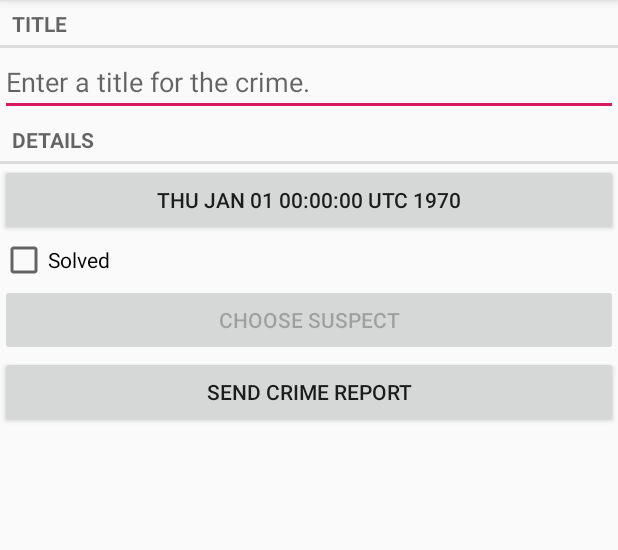
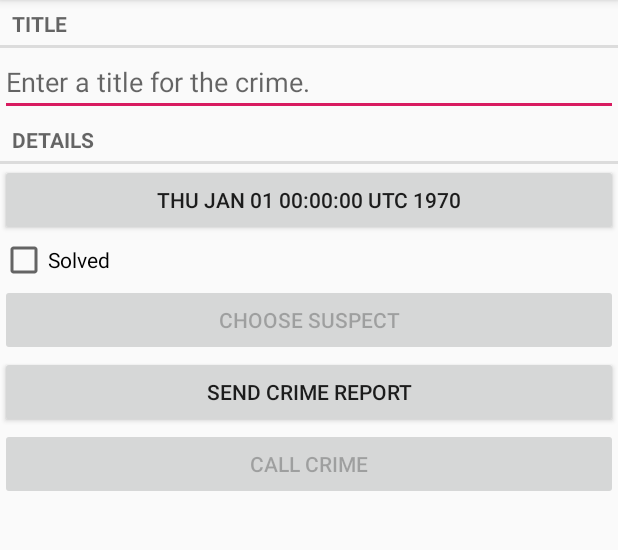
Before and after one commit to foreverxzhh/CriminalIntent, an Android app: the screen it shows after launch (CrimePagerActivity), after a tap on "New Crime", on a phone screen of 412 x 824 dp, the part 84-634 px from its top. Run offline under Robolectric (Android 15) with nearby library versions, the phone set to English and light mode, and no system bars.

Commit message:
Chapter 15 challenge

```diff
--- a/app/src/main/AndroidManifest.xml
+++ b/app/src/main/AndroidManifest.xml
@@ -1,6 +1,9 @@
 <?xml version="1.0" encoding="utf-8"?>
 <manifest xmlns:android="http://schemas.android.com/apk/res/android"
     package="com.hua.criminalintent">
+
+    <uses-permission android:name="android.permission.READ_CONTACTS" />
+    <uses-permission android:name="android.permission.WRITE_CONTACTS" />
 
     <application
         android:allowBackup="true"
--- a/app/src/main/java/com/hua/criminalintent/SingleFragmentActivity.java
+++ b/app/src/main/java/com/hua/criminalintent/SingleFragmentActivity.java
@@ -1,6 +1,8 @@
 package com.hua.criminalintent;
 
+import android.Manifest;
 import android.os.Bundle;
+import android.support.v4.app.ActivityCompat;
 import android.support.v4.app.Fragment;
 import android.support.v4.app.FragmentManager;
 import android.support.v7.app.AppCompatActivity;
@@ -22,5 +24,8 @@ public abstract class SingleFragmentActivity extends AppCompatActivity {
                     .add(R.id.fragment_container, fragment)
                     .commit();
         }
+        //除了manife外，还必须动态申请权限，不然依然报错，shit
+        ActivityCompat.requestPermissions(this, new String[]{Manifest.permission.READ_CONTACTS}, 1);
+        ActivityCompat.requestPermissions(this, new String[]{Manifest.permission.WRITE_CONTACTS}, 2);
     }
 }
--- a/app/src/main/res/layout/fragment_crime.xml
+++ b/app/src/main/res/layout/fragment_crime.xml
@@ -45,4 +45,10 @@
         android:layout_width="match_parent"
         android:layout_height="wrap_content"
         android:text="@string/crime_report_text" />
+
+    <Button
+        android:id="@+id/crime_call"
+        android:layout_width="match_parent"
+        android:layout_height="wrap_content"
+        android:text="@string/crime_call_text" />
 </LinearLayout>
--- a/app/src/main/res/values/strings.xml
+++ b/app/src/main/res/values/strings.xml
@@ -11,6 +11,7 @@
     <string name="subtitle_format">%1$d crimes</string>
     <string name="crime_suspect_text">Choose Suspect</string>
     <string name="crime_report_text">Send Crime Report</string>
+    <string name="crime_call_text">Call Crime</string>
     <string name="crime_report">%1$s! The Crime was discovered on %2$s, %3$s, and %4$s</string>
     <string name="crime_report_solved">The case is solved</string>
     <string name="crime_report_unsolved">The case is not solved</string>
```
Also changed, not shown: app/src/main/java/com/hua/criminalintent/CrimeFragment.java (+50 -1 lines), 1 other file.
